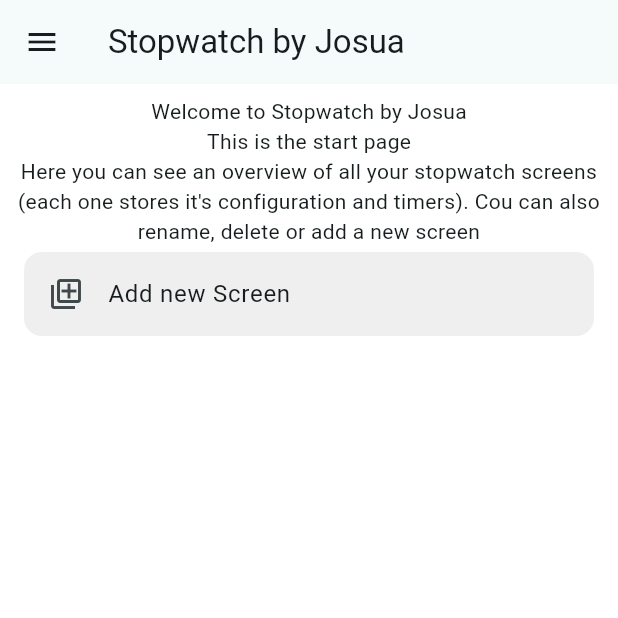
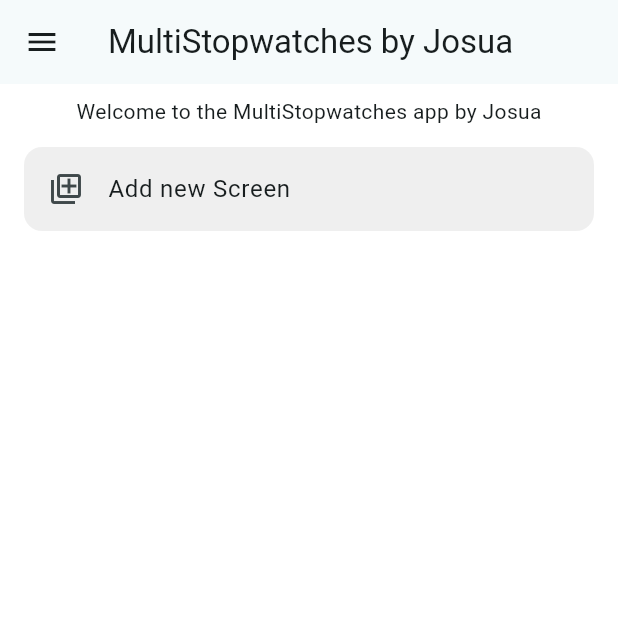
Before and after one commit to b-ausoj/flutter_stopwatch_app_v1, a Flutter app: the screen it shows after launch, on a phone screen of 412 x 824 dp, the top half of it. Run offline on Flutter 3.47's test engine with Material 3 defaults, Android fonts, the phone set to English and light mode, and no system bars; our stand-ins replace shared_preferences.

Commit message:
delete screen implemented and refresh too

```diff
--- a/lib/pages/start_page.dart
+++ b/lib/pages/start_page.dart
@@ -1,12 +1,14 @@
 import 'package:flutter/material.dart';
+import 'package:flutter/scheduler.dart';
 import 'package:flutter_stopwatch_app_v1/controllers/start_page_controller.dart';
 import 'package:flutter_stopwatch_app_v1/enums/start_page_card_menu_item.dart';
 import 'package:flutter_stopwatch_app_v1/pages/stopwatches_page.dart';
 import 'package:flutter_stopwatch_app_v1/services/shared_preferences_service.dart';
+import 'package:flutter_stopwatch_app_v1/widgets/dialogs/delete_screen_dialog.dart';
 import 'package:flutter_stopwatch_app_v1/widgets/navigation_drawer.dart';
 import 'package:flutter_stopwatch_app_v1/widgets/navigation_icon.dart';
 import 'package:flutter_stopwatch_app_v1/widgets/popup_menu_buttons/start_page_popup_menu_button.dart';
-import 'package:flutter_stopwatch_app_v1/widgets/rename_dialog.dart';
+import 'package:flutter_stopwatch_app_v1/widgets/dialogs/rename_dialog.dart';
 import 'package:flutter_stopwatch_app_v1/widgets/text_with_badge/start_text_with_badge.dart';
 
 class StartPage extends StatefulWidget {
@@ -16,7 +18,8 @@ class StartPage extends StatefulWidget {
   State<StartPage> createState() => _StartPageState();
 }
 
-class _StartPageState extends State<StartPage> {
+class _StartPageState extends State<StartPage>
+    with SingleTickerProviderStateMixin {
   late final StartController startController = StartController(() {
     setState(() {});
   });
@@ -26,7 +29,7 @@ class _StartPageState extends State<StartPage> {
     return Scaffold(
       backgroundColor: Colors.white,
       appBar: AppBar(
-        title: const Text("Stopwatch by Josua"),
+        title: const Text("MultiStopwatches by Josua"),
         leading: NavIcon(startController),
       ),
       drawer: NavDrawer(startController.names, startController, "Start", true),
@@ -34,11 +37,9 @@ class _StartPageState extends State<StartPage> {
         padding: const EdgeInsets.all(8.0),
         child: Column(
           children: [
-            const Text("Welcome to Stopwatch by Josua"),
-            const Text("This is the start page"),
-            const Text(
-              "Here you can see an overview of all your stopwatch screens (each one stores it's configuration and timers). Cou can also rename, delete or add a new screen",
-              textAlign: TextAlign.center,
+            const Text("Welcome to the MultiStopwatches app by Josua"),
+            const SizedBox(
+              height: 10,
             ),
             Expanded(
               child: ListView(
@@ -61,8 +62,7 @@ class _StartPageState extends State<StartPage> {
                                 _showRenameDialog(screen);
                                 break;
                               case StartPageCardMenuItem.delete:
-                                startController.removeScreen(screen);
-                                setState(() {});
+                                _showDeleteScreenDialog(screen);
                                 break;
                             }
                           }),
@@ -131,4 +131,20 @@ class _StartPageState extends State<StartPage> {
       },
     );
   }
+
+  Future<void> _showDeleteScreenDialog(String name) async {
+    return showDialog<void>(
+      context: context,
+      barrierDismissible: true,
+      builder: (BuildContext context) {
+        return DeleteScreenDialog(
+          name,
+          onAccept: () {
+            startController.removeScreen(name);
+            setState(() {});
+          },
+        );
+      },
+    );
+  }
 }
--- a/lib/widgets/recording_card.dart
+++ b/lib/widgets/recording_card.dart
@@ -4,7 +4,7 @@ import 'package:flutter_stopwatch_app_v1/models/recording_model.dart';
 import 'package:flutter_stopwatch_app_v1/services/shared_preferences_service.dart';
 import 'package:flutter_stopwatch_app_v1/utils/times_formatting_utils.dart';
 import 'package:flutter_stopwatch_app_v1/widgets/popup_menu_buttons/recording_popup_menu_button.dart';
-import 'package:flutter_stopwatch_app_v1/widgets/rename_dialog.dart';
+import 'package:flutter_stopwatch_app_v1/widgets/dialogs/rename_dialog.dart';
 
 class RecordingCard extends StatefulWidget {
   final Map<String, dynamic> json;
--- a/lib/widgets/stopwatch_card.dart
+++ b/lib/widgets/stopwatch_card.dart
@@ -7,7 +7,7 @@ import 'package:flutter_stopwatch_app_v1/models/stopwatch_model.dart';
 import 'package:flutter_stopwatch_app_v1/services/shared_preferences_service.dart';
 import 'package:flutter_stopwatch_app_v1/utils/times_formatting_utils.dart';
 import 'package:flutter_stopwatch_app_v1/widgets/popup_menu_buttons/stopwatch_popup_menu_button.dart';
-import 'package:flutter_stopwatch_app_v1/widgets/rename_dialog.dart';
+import 'package:flutter_stopwatch_app_v1/widgets/dialogs/rename_dialog.dart';
 
 class StopwatchCard extends StatefulWidget {
   final int id;
@@ -98,6 +98,7 @@ class _StopwatchCardState extends State<StopwatchCard>
                           case StopwatchCardMenuItem.save:
                             switch (_stopwatchModel.state) {
                               case StopwatchState.running:
+                                // TODO: use my snackbar functions
                                 ScaffoldMessenger.of(context)
                                     .showSnackBar(const SnackBar(
                                   content: Text("Can't save while running"),
@@ -105,6 +106,7 @@ class _StopwatchCardState extends State<StopwatchCard>
                                 ));
                                 break;
                               case StopwatchState.reseted:
+                                // TODO: use my snackbar functions
                                 ScaffoldMessenger.of(context)
                                     .showSnackBar(const SnackBar(
                                   content: Text("Can't save empty stopwatch"),
@@ -117,6 +119,7 @@ class _StopwatchCardState extends State<StopwatchCard>
                                 storeStopwatchState(_stopwatchModel,
                                     widget.stopwatchesPageController);
                                 widget.changedState();
+                                // TODO: use my snackbar functions
                                 ScaffoldMessenger.of(context)
                                     .showSnackBar(SnackBar(
                                   content: Text(
@@ -149,6 +152,7 @@ class _StopwatchCardState extends State<StopwatchCard>
                                 storeStopwatchState(_stopwatchModel,
                                     widget.stopwatchesPageController);
                                 widget.changedState();
+                                // TODO: use my snackbar functions
                                 ScaffoldMessenger.of(context)
                                     .showSnackBar(SnackBar(
                                   content: Text(
```
Also changed, not shown: lib/pages/stopwatches_page.dart (+23 -6 lines), lib/services/shared_preferences_service.dart (+10 -2 lines), lib/widgets/dialogs/delete_screen_dialog.dart (added, +70 -0 lines), lib/widgets/dialogs/rename_dialog.dart (renamed from lib/widgets/rename_dialog.dart), lib/widgets/dialogs/sort_dialog.dart (renamed from lib/widgets/sort_dialog.dart).
